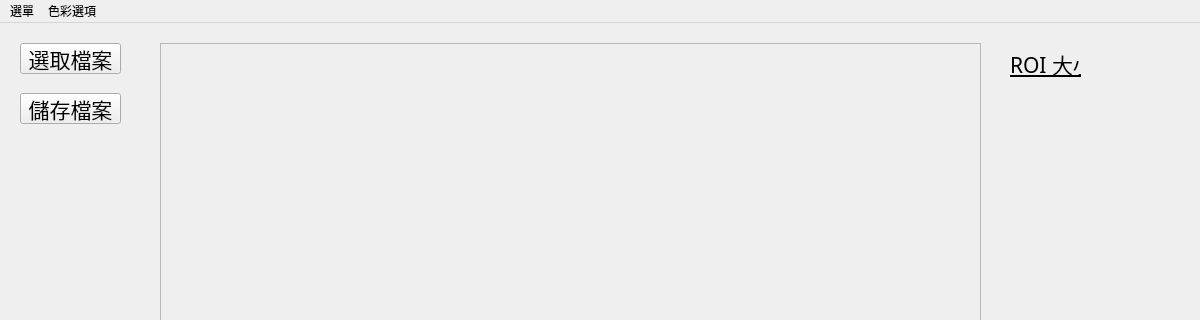
The window that MainWindow.ui (Night2155/ImageProcessing) describes before a commit, drawn with Qt 5; both pictures show x 0 to 1200 and y 0 to 320 of the 1200 by 890 pixel window.
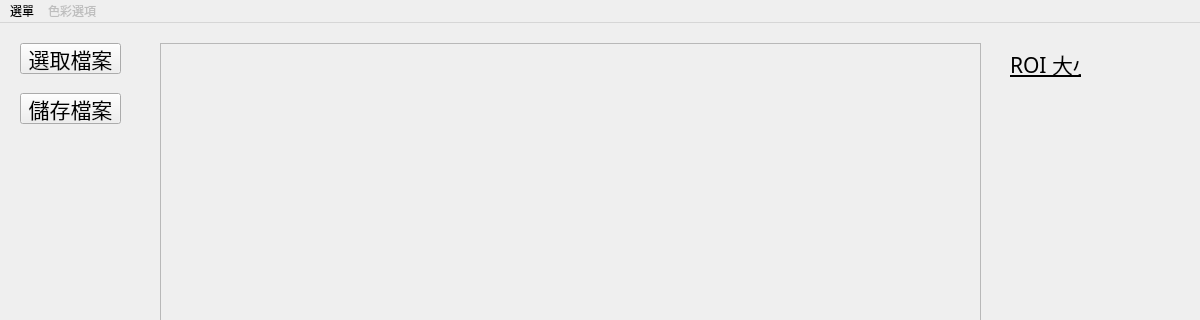
The same window after the commit.

Diff of the .ui file:
```diff
--- a/MainWindow.ui
+++ b/MainWindow.ui
@@ -165,6 +165,9 @@
     <addaction name="actionClose"/>
    </widget>
    <widget class="QMenu" name="menu_2">
+    <property name="enabled">
+     <bool>false</bool>
+    </property>
     <property name="title">
      <string>色彩選項</string>
     </property>
```
Left out of the diff: 6 changed lines with no effect on the pictures.
